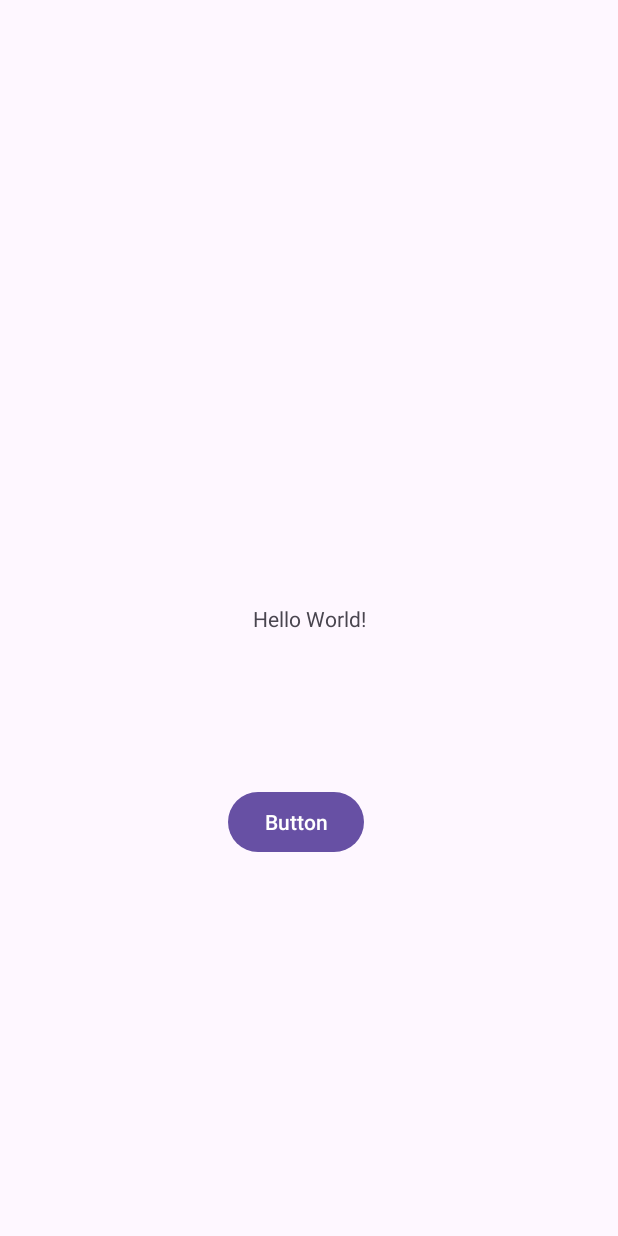
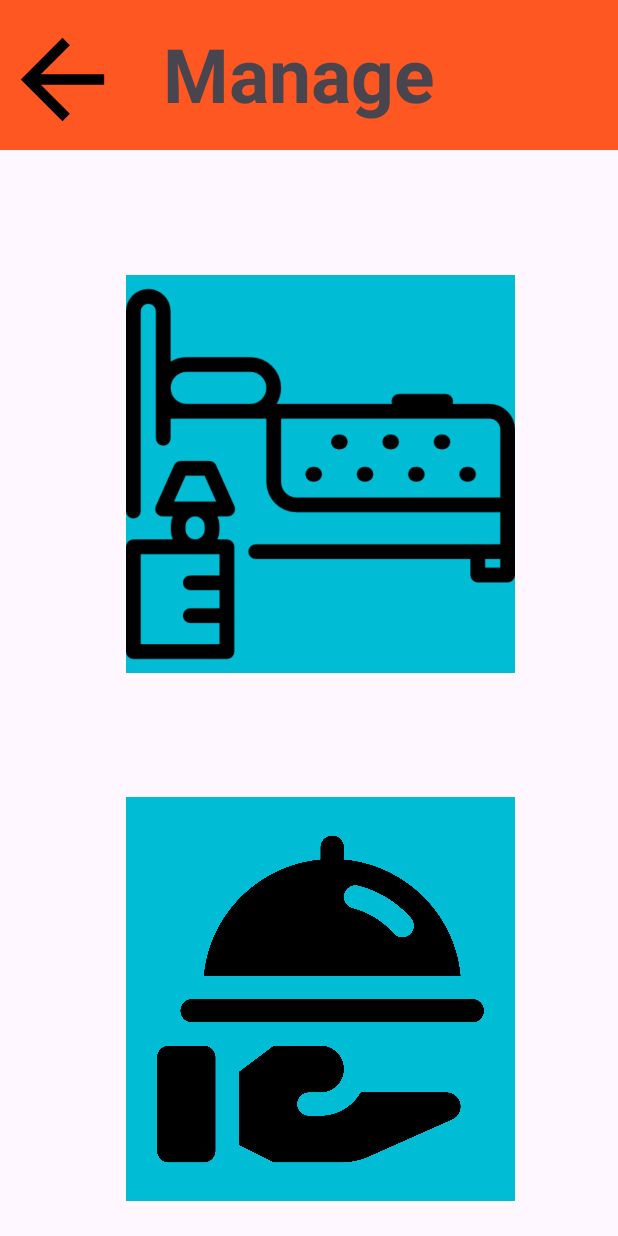
Before and after one commit to Kaito0506/HOSTEL_MANAGEMENT_ANDROID_APPLICATION, an Android app: the screen it shows after launch (MainActivity before the commit, ManageActivity after it), on a phone screen of 412 x 824 dp. Run offline under Robolectric (Android 15) with nearby library versions, the phone set to English and light mode, and no system bars.

Commit message:
add new activity

```diff
--- a/app/src/main/AndroidManifest.xml
+++ b/app/src/main/AndroidManifest.xml
@@ -1,6 +1,8 @@
 <?xml version="1.0" encoding="utf-8"?>
 <manifest xmlns:android="http://schemas.android.com/apk/res/android"
     xmlns:tools="http://schemas.android.com/tools">
+
+    <uses-permission android:name="android.permission.READ_EXTERNAL_STORAGE" />
 
     <application
         android:allowBackup="true"
@@ -13,6 +15,9 @@
         android:theme="@style/Theme.HOSTEL_MANAGEMENT"
         tools:targetApi="31">
         <activity
+            android:name=".ManageActivity"
+            android:exported="false" />
+        <activity
             android:name=".MainActivity"
             android:exported="true">
             <intent-filter>
@@ -22,6 +27,5 @@
             </intent-filter>
         </activity>
     </application>
-    <uses-permission android:name="android.permission.READ_EXTERNAL_STORAGE" />
 
 </manifest>
--- a/app/src/main/java/com/java/hostel_management/DBHandler.java
+++ b/app/src/main/java/com/java/hostel_management/DBHandler.java
@@ -20,8 +20,8 @@ public class DBHandler extends SQLiteOpenHelper {
     @Override
     public void onCreate(SQLiteDatabase db) {
         String createRoomType = "CREATE TABLE ROOMTYPE(" +
-                "id INTEGER primary key autoincrement," +
-                "name TEXT not null," +
+                "id INTEGER primary key autoincrement, " +
+                "name TEXT not null, " +
                 "price MONEY not null)";
 
         String createRoom = "CREATE TABLE ROOM ( " +
@@ -83,7 +83,7 @@ public class DBHandler extends SQLiteOpenHelper {
         values.put("name", n);
         values.put("price", p);
         db.insert("ROOMTYPE", null, values);
-        db.close();
+        //db.close();
 
     }
 }
--- a/app/src/main/java/com/java/hostel_management/MainActivity.java
+++ b/app/src/main/java/com/java/hostel_management/MainActivity.java
@@ -2,34 +2,27 @@ package com.java.hostel_management;
 
 import androidx.appcompat.app.AppCompatActivity;
 
+import android.content.Intent;
+import android.media.Image;
 import android.os.Bundle;
 import android.view.View;
 import android.widget.Button;
+import android.widget.ImageButton;
 import android.widget.TextView;
 
 public class MainActivity extends AppCompatActivity {
     DBHandler database;
+    ImageButton btnSetting;
     @Override
     protected void onCreate(Bundle savedInstanceState) {
         super.onCreate(savedInstanceState);
         setContentView(R.layout.activity_main);
 
         database = new DBHandler(MainActivity.this);
+        btnSetting = findViewById(R.id.btnSetting);
+        Intent i = new Intent(MainActivity.this, ManageActivity.class);
+        startActivity(i);
 
-        Button button = findViewById(R.id.btnTest);
-        TextView hello = findViewById(R.id.txtHello);
-        button.setOnClickListener(new View.OnClickListener() {
-            @Override
-            public void onClick(View v) {
-                try {
-                    database.addRoomType("Hourly", 80000);
-                    hello.setText("success");
-                }catch (Exception e){
-
-                }
-
-            }
-        });
 
     }
 }
--- /dev/null
+++ b/app/src/main/java/com/java/hostel_management/ManageActivity.java
@@ -0,0 +1,31 @@
+package com.java.hostel_management;
+
+import androidx.appcompat.app.AppCompatActivity;
+
+import android.content.Intent;
+import android.os.Bundle;
+import android.view.View;
+import android.widget.ImageButton;
+
+public class ManageActivity extends AppCompatActivity {
+    ImageButton btnBack, btnRoom, btnService;
+    @Override
+    protected void onCreate(Bundle savedInstanceState) {
+        super.onCreate(savedInstanceState);
+        setContentView(R.layout.activity_manage);
+
+        btnBack = findViewById(R.id.btnBackManage);
+        btnRoom = findViewById(R.id.btnRoomMange);
+        btnService = findViewById(R.id.btnServiceManage);
+
+        btnBack.setOnClickListener(new View.OnClickListener() {
+            @Override
+            public void onClick(View v) {
+                Intent i = new Intent(ManageActivity.this, MainActivity.class);
+                startActivity(i);
+            }
+        });
+
+
+    }
+}
--- /dev/null
+++ b/app/src/main/res/drawable/baseline_arrow_back_24.xml
@@ -0,0 +1,5 @@
+<vector android:autoMirrored="true" android:height="24dp"
+    android:tint="#000000" android:viewportHeight="24"
+    android:viewportWidth="24" android:width="24dp" xmlns:android="http://schemas.android.com/apk/res/android">
+    <path android:fillColor="@android:color/white" android:pathData="M20,11H7.83l5.59,-5.59L12,4l-8,8 8,8 1.41,-1.41L7.83,13H20v-2z"/>
+</vector>
--- a/app/src/main/res/layout/activity_main.xml
+++ b/app/src/main/res/layout/activity_main.xml
@@ -6,24 +6,34 @@
     android:layout_height="match_parent"
     tools:context=".MainActivity">
 
-    <TextView
-        android:id="@+id/txtHello"
-        android:layout_width="wrap_content"
-        android:layout_height="wrap_content"
-        android:text="Hello World!"
-        app:layout_constraintBottom_toBottomOf="parent"
-        app:layout_constraintEnd_toEndOf="parent"
+    <LinearLayout
+        android:id="@+id/linearLayout"
+        android:layout_width="match_parent"
+        android:layout_height="100dp"
+        android:background="@color/navigation_bar"
+        android:orientation="horizontal"
         app:layout_constraintStart_toStartOf="parent"
-        app:layout_constraintTop_toTopOf="parent" />
+        app:layout_constraintTop_toTopOf="parent">
 
-    <Button
-        android:id="@+id/btnTest"
-        android:layout_width="wrap_content"
-        android:layout_height="wrap_content"
-        android:layout_marginStart="152dp"
-        android:layout_marginTop="524dp"
-        android:text="Button"
-        app:layout_constraintStart_toStartOf="parent"
-        app:layout_constraintTop_toTopOf="parent" />
+        <TextView
+            android:id="@+id/textView"
+            android:layout_width="wrap_content"
+            android:layout_height="wrap_content"
+            android:layout_marginStart="15dp"
+            android:layout_weight="1"
+            android:text="Welcome"
+            android:textSize="50dp"
+            android:textStyle="bold" />
+
+        <ImageButton
+            android:id="@+id/btnSetting"
+            android:layout_width="83dp"
+            android:layout_height="86dp"
+            android:background="@color/navigation_bar"
+            android:scaleType="fitCenter"
+            android:layout_marginEnd="10dp"
+            android:layout_marginTop="10dp"
+            app:srcCompat="@drawable/manage" />
+    </LinearLayout>
 
 </androidx.constraintlayout.widget.ConstraintLayout>
--- /dev/null
+++ b/app/src/main/res/layout/activity_manage.xml
@@ -0,0 +1,68 @@
+<?xml version="1.0" encoding="utf-8"?>
+<androidx.constraintlayout.widget.ConstraintLayout xmlns:android="http://schemas.android.com/apk/res/android"
+    xmlns:app="http://schemas.android.com/apk/res-auto"
+    xmlns:tools="http://schemas.android.com/tools"
+    android:layout_width="match_parent"
+    android:layout_height="match_parent"
+    tools:context=".ManageActivity">
+
+    <LinearLayout
+        android:id="@+id/linearLayout"
+        android:layout_width="match_parent"
+        android:layout_height="100dp"
+        android:background="@color/navigation_bar"
+        android:orientation="horizontal"
+        app:layout_constraintStart_toStartOf="parent"
+        app:layout_constraintTop_toTopOf="parent">
+
+        <ImageButton
+            android:id="@+id/btnBackManage"
+            android:layout_width="83dp"
+            android:layout_height="86dp"
+            android:layout_marginTop="10dp"
+            android:layout_marginEnd="10dp"
+            android:background="@color/navigation_bar"
+            android:scaleType="fitCenter"
+            app:srcCompat="@drawable/baseline_arrow_back_24" />
+
+        <TextView
+            android:id="@+id/textView"
+            android:layout_width="wrap_content"
+            android:layout_height="wrap_content"
+            android:layout_marginStart="15dp"
+            android:layout_marginTop="15dp"
+            android:layout_weight="1"
+            android:text="Manage"
+            android:textSize="50dp"
+            android:textStyle="bold" />
+
+    </LinearLayout>
+
+    <ImageButton
+        android:id="@+id/btnRoomMange"
+        android:layout_width="259dp"
+        android:layout_height="265dp"
+        android:layout_marginStart="84dp"
+        android:layout_marginTop="60dp"
+        android:scaleType="fitCenter"
+        android:src="@drawable/room"
+        android:background="#00BCD4"
+        app:layout_constraintBottom_toTopOf="@+id/btnServiceManage"
+        app:layout_constraintStart_toStartOf="parent"
+        app:layout_constraintTop_toBottomOf="@+id/linearLayout" />
+
+    <ImageButton
+        android:id="@+id/btnServiceManage"
+        android:layout_width="259dp"
+        android:layout_height="269dp"
+        android:layout_marginStart="84dp"
+        android:layout_marginTop="60dp"
+        android:scaleType="fitCenter"
+        android:src="@drawable/service"
+        android:background="#00BCD4"
+        app:layout_constraintBottom_toBottomOf="parent"
+        app:layout_constraintStart_toStartOf="parent"
+        app:layout_constraintTop_toBottomOf="@+id/btnRoomMange" />
+
+
+</androidx.constraintlayout.widget.ConstraintLayout>
--- a/app/src/main/res/values/colors.xml
+++ b/app/src/main/res/values/colors.xml
@@ -2,4 +2,5 @@
 <resources>
     <color name="black">#FF000000</color>
     <color name="white">#FFFFFFFF</color>
+    <color name="navigation_bar">#FF5722</color>
 </resources>
```
Also changed, not shown: app/src/main/res/drawable/check.jpg (added), app/src/main/res/drawable/manage.png (added), app/src/main/res/drawable/room.png (added), app/src/main/res/drawable/service.jpg (added).
